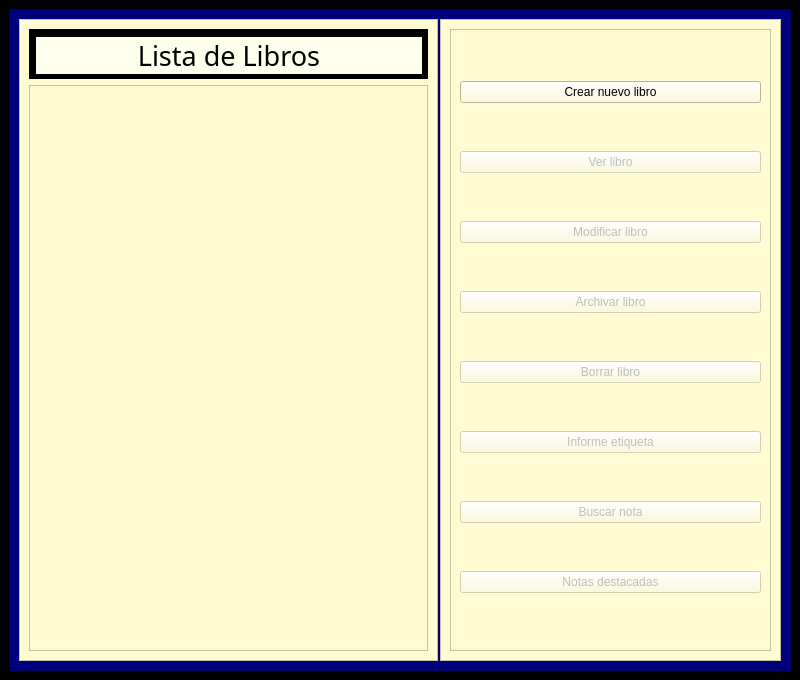
Above: anotador/Visual/Ventana_Anotador.ui from AdrianPerdomoE/Proyecto_Anotador before the change. Below: the same form after it.
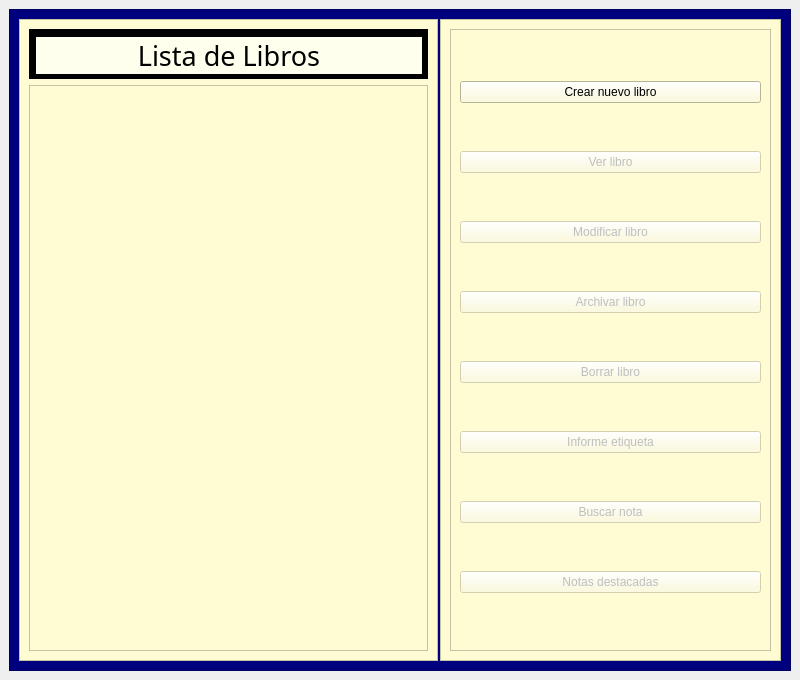
That is the form after the change.

Patch:
```diff
--- a/anotador/Visual/Ventana_Anotador.ui
+++ b/anotador/Visual/Ventana_Anotador.ui
@@ -17,7 +17,7 @@
    <bool>false</bool>
   </property>
   <property name="styleSheet">
-   <string notr="true">background-color: rgb(0, 0, 0);</string>
+   <string notr="true"/>
   </property>
   <widget class="QWidget" name="centralwidget">
    <layout class="QVBoxLayout" name="verticalLayout">
```
Left out of the diff: 12 changed lines with no effect on the pictures.
